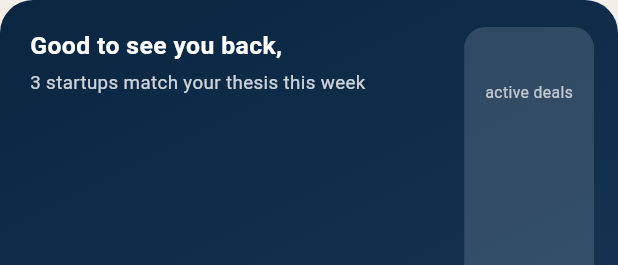
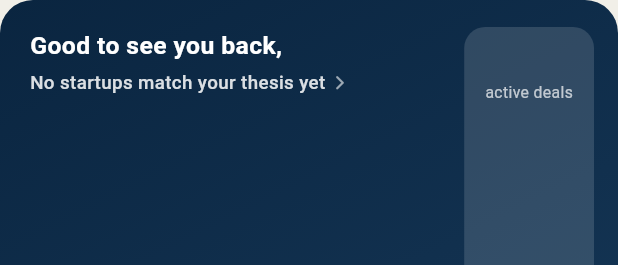
Before and after one commit to kasmass26/Ethio-Venture, a Flutter app: the _PortfolioPulseStrip widget shown alone on an empty page, opened directly with empty values, on a phone screen of 412 x 824 dp. Shown: the top 265 px of the screen. Run offline on Flutter 3.47's test engine with Material 3 defaults, Android fonts, the phone set to English and light mode, and no system bars; our stand-ins replace connectivity_plus, equatable, file_picker, flutter_bloc, flutter_dotenv, get_it and 2 more; accounts and stored records are empty.

Commit message:
feat: implement matching repository logic and create investor dashboard UI

```diff
--- a/lib/features/investor/presentation/pages/investor_dashboard_page.dart
+++ b/lib/features/investor/presentation/pages/investor_dashboard_page.dart
@@ -390,7 +390,14 @@ class _PortfolioPulseStrip extends StatelessWidget {
 
   @override
   Widget build(BuildContext context) {
-    return Container(
+    return Material(
+      color: Colors.transparent,
+      child: InkWell(
+        borderRadius: BorderRadius.circular(22),
+        onTap: () {
+          Navigator.of(context).pushNamed(AppConstants.routeRecommendations);
+        },
+        child: Container(
           padding: const EdgeInsets.fromLTRB(20, 18, 16, 18),
           decoration: BoxDecoration(
             borderRadius: BorderRadius.circular(22),
@@ -415,20 +422,53 @@ class _PortfolioPulseStrip extends StatelessWidget {
                       ),
                     ),
                     const SizedBox(height: 4),
-                Text(
-                  '3 startups match your thesis this week',
+                    BlocBuilder<RecommendationsCubit, RecommendationsState>(
+                      builder: (context, state) {
+                        final text = switch (state) {
+                          RecommendationsLoading() ||
+                          RecommendationsInitial() =>
+                            'Finding startups matching your thesis...',
+                          RecommendationsLoaded(:final results) ||
+                          RecommendationsOpeningConversation(:final results) =>
+                            _formatMatchCount(results),
+                          RecommendationsNotInvestor() =>
+                            'Set up your investor thesis to see matches',
+                          RecommendationsError() =>
+                            'Startups matching your investment thesis',
+                          RecommendationsUnauthenticated() =>
+                            'Sign in to see startup matches',
+                        };
+
+                        return Row(
+                          children: [
+                            Flexible(
+                              child: Text(
+                                text,
                                 style: TextStyle(
-                    color: Colors.white.withOpacity(0.8),
+                                  color: Colors.white.withValues(alpha: 0.85),
                                   fontSize: 12.5,
+                                  fontWeight: FontWeight.w500,
                                 ),
+                              ),
+                            ),
+                            const SizedBox(width: 4),
+                            Icon(
+                              Icons.arrow_forward_ios_rounded,
+                              size: 11,
+                              color: Colors.white.withValues(alpha: 0.6),
+                            ),
+                          ],
+                        );
+                      },
                     ),
                   ],
                 ),
               ),
+              const SizedBox(width: 12),
               Container(
                 padding: const EdgeInsets.symmetric(horizontal: 14, vertical: 10),
                 decoration: BoxDecoration(
-              color: Colors.white.withOpacity(0.14),
+                  color: Colors.white.withValues(alpha: 0.14),
                   borderRadius: BorderRadius.circular(14),
                 ),
                 child: Column(
@@ -450,7 +490,20 @@ class _PortfolioPulseStrip extends StatelessWidget {
               ),
             ],
           ),
+        ),
+      ),
     );
+  }
+
+  String _formatMatchCount(List<MatchResultEntity> results) {
+    final matchingCount = results.where((r) => r.overallScore > 0).length;
+    if (matchingCount == 0) {
+      return 'No startups match your thesis yet';
+    } else if (matchingCount == 1) {
+      return '1 startup matches your thesis';
+    } else {
+      return '$matchingCount startups match your thesis';
+    }
   }
 }
 
@@ -712,7 +765,7 @@ class _RecommendedRail extends StatelessWidget {
         scrollDirection: Axis.horizontal,
         padding: const EdgeInsets.symmetric(horizontal: 20),
         itemCount: startups.length,
-        separatorBuilder: (_, __) => const SizedBox(width: 12),
+        separatorBuilder: (_, index) => const SizedBox(width: 12),
         itemBuilder: (context, i) {
           final match = startups[i];
           return _StartupCard(
--- a/lib/features/matching/data/repositories/matching_repository_impl.dart
+++ b/lib/features/matching/data/repositories/matching_repository_impl.dart
@@ -26,9 +26,10 @@ class MatchingRepositoryImpl implements MatchingRepository {
     // 2. Fetch all startup profiles from Supabase.
     final startups = await _remote.getStartupProfiles();
 
-    // 3. Score each startup against the investor's preferences.
+    // 3. Score each startup against the investor's preferences and filter to matches only.
     final results = startups
         .map((startup) => _scorer.score(startup: startup, prefs: prefs))
+        .where((result) => result.overallScore > 0)
         .toList();
 
     // 4. Sort highest score first; break ties alphabetically by business name.
```
Lines whose indentation alone changed are shown as unchanged.
